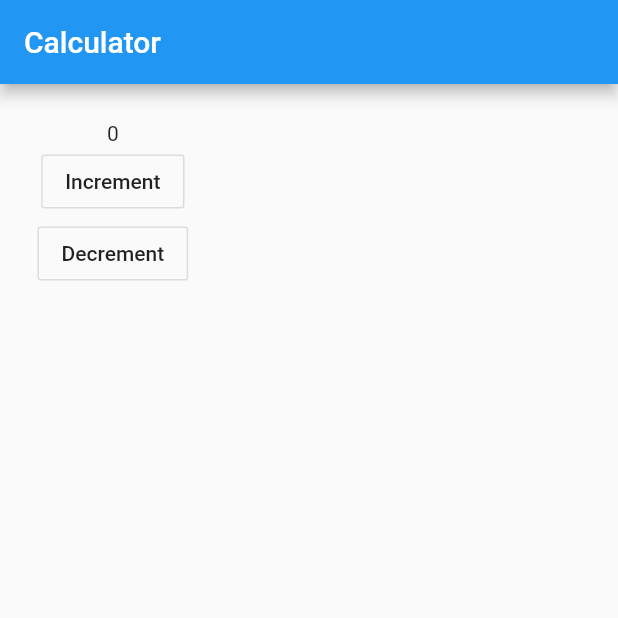
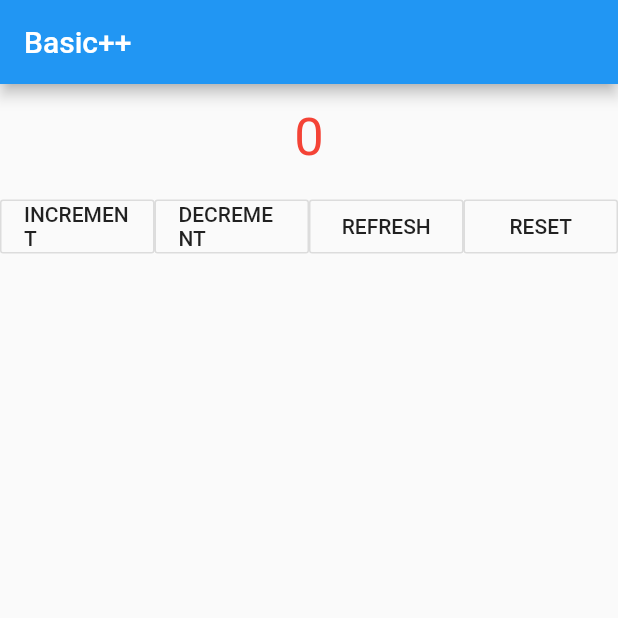
Before and after one commit to imcaaarl/flutter_basefile, a Flutter app: the screen it shows after launch, on a phone screen of 412 x 824 dp, the top half of it. Run offline on Flutter 3.47's test engine with Material 2 defaults, Android fonts, the phone set to English and light mode, and no system bars.

Commit message:
increment and decrement

```diff
--- a/base/lib/main.dart
+++ b/base/lib/main.dart
@@ -13,46 +13,108 @@ class MyApp extends StatelessWidget {
 
 class MyHomePage extends StatefulWidget {
   @override
-  _MyHomePageState createState() => _MyHomePageState();
+  State<StatefulWidget> createState() {
+    return MyHomePageState();
+  }
 }
 
-class _MyHomePageState extends State<MyHomePage> {
-  int _counter = 0;
+class MyHomePageState extends State<MyHomePage> {
+  int counter = 0;
+  var t = TestClass();
+  void increment() {
+      counter = t.increment(counter);
+  }
 
-  void _incrementCounter() {
+  void decrement() {
+    if(counter > 0){
+       counter = t.decrement(counter);
+    }
+  }
+
+  void refresh(){
     setState(() {
-      _counter++;
+
     });
   }
 
-  void _decrementCounter(){
+  void reset(){
     setState(() {
-      _counter--;
+       counter = 0;
     });
   }
-
 
   @override
   Widget build(BuildContext context) {
     return Scaffold(
       appBar: AppBar(
-          title: Text("Calculator"),
+        title: Text("Basic++"),
       ),
       body: Container(
-          padding: EdgeInsets.all(25.0),
         child: Column(
           children: <Widget>[
-              Text(_counter.toString()),
-              OutlineButton(
-                onPressed: () => _incrementCounter(),
-                child: Text("Increment"),
+            Row(
+              mainAxisAlignment: MainAxisAlignment.center,
+              children: <Widget>[
+                Container(
+                  padding: EdgeInsets.all(15.0),
+                  alignment: Alignment.center,
+                  child: Center(
+                    child: Text(
+                      counter.toString(),
+                      style: TextStyle(
+                        fontSize: 35.0,
+                        color: Colors.red,
                       ),
-              OutlineButton(
-                onPressed: () => _decrementCounter(),
-                child: Text("Decrement"),
+                    ),
+                  ),
                 )
               ],
             ),
-        ));
+            Row(
+              children: <Widget>[
+                Expanded(
+                  child: OutlineButton(
+                    color: Colors.blueAccent,
+                    onPressed: increment,
+                    child: Text("INCREMENT"),
+                  ),
+                ),
+                Expanded(
+                  child: OutlineButton(
+                    color: Colors.redAccent,
+                    onPressed: decrement,
+                    child: Text("DECREMENT"),
+                  ),
+                ),
+                Expanded(
+                  child: OutlineButton(
+                    color: Colors.redAccent,
+                    onPressed: refresh,
+                    child: Text("REFRESH"),
+                  ),
+                ),
+                Expanded(
+                  child: OutlineButton(
+                    color: Colors.redAccent,
+                    onPressed: reset,
+                    child: Text("RESET"),
+                  ),
+                )
+              ],
+            )
+          ],
+        ),
+      ),
+    );
   }
 }
+
+class TestClass{
+   increment(x){
+     return x++;
+   }
+
+   decrement(x){
+     return x--;
+   }
+}
```
Lines whose indentation alone changed are shown as unchanged.
